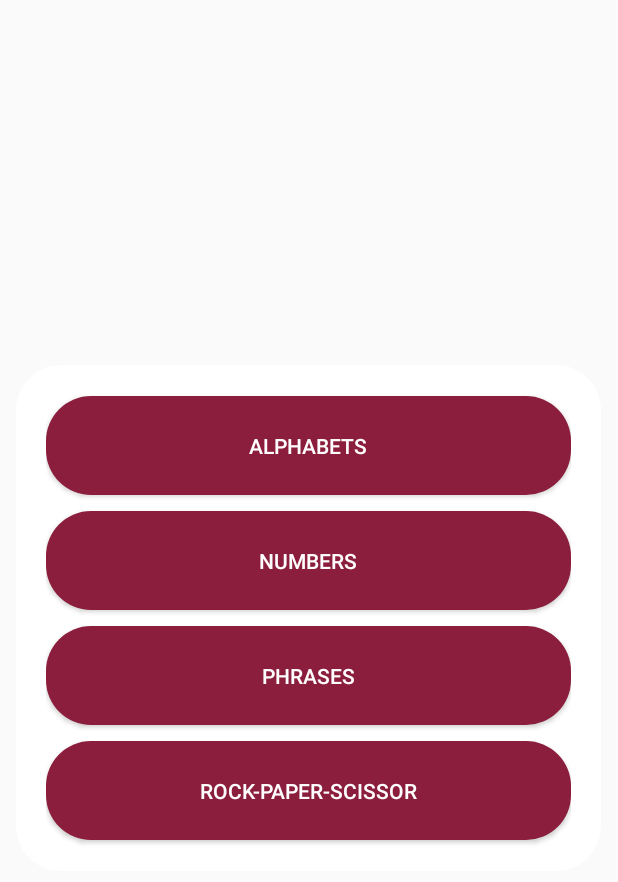
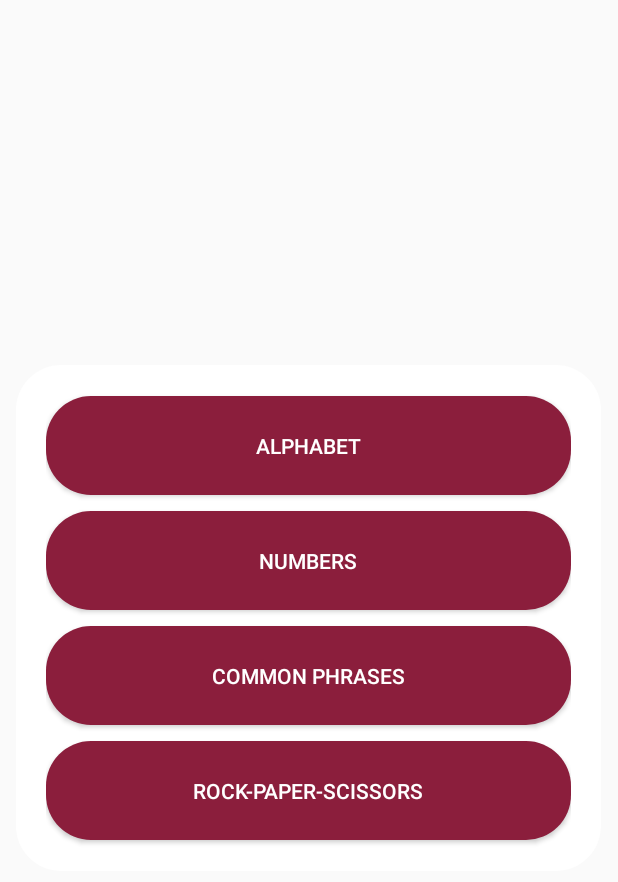
Before and after one commit to balanarenmar/Project_Helping_Hands, an Android app: the layout modal_view_models.xml on its own in the app's theme, with its tools: preview values and no code run, on a phone screen of 412 x 824 dp. Shown: the top 882 px of the screen. Run offline under Robolectric (Android 15) with nearby library versions, the phone set to English and light mode, and no system bars.

```diff
--- a/app/src/main/res/layout/modal_view_models.xml
+++ b/app/src/main/res/layout/modal_view_models.xml
@@ -18,7 +18,7 @@
         android:layout_height="66dp"
         android:layout_marginBottom="16dp"
         android:background="@drawable/btn_bg_dark_red"
-        android:text="Alphabets"
+        android:text="Alphabet"
         android:textColor="#FFF"
         android:insetTop="0dp"
         android:insetBottom="0dp"
@@ -52,7 +52,7 @@
         android:layout_height="66dp"
         android:layout_marginBottom="16dp"
         android:background="@drawable/btn_bg_dark_red"
-        android:text="Phrases"
+        android:text="Common Phrases"
         android:textColor="#FFF"
         android:insetTop="0dp"
         android:insetBottom="0dp"
@@ -69,7 +69,7 @@
         android:layout_height="66dp"
         android:layout_marginBottom="16dp"
         android:background="@drawable/btn_bg_dark_red"
-        android:text="Rock-Paper-Scissor"
+        android:text="Rock-Paper-Scissors"
         android:textColor="#FFF"
         android:insetTop="0dp"
         android:insetBottom="0dp"
```
